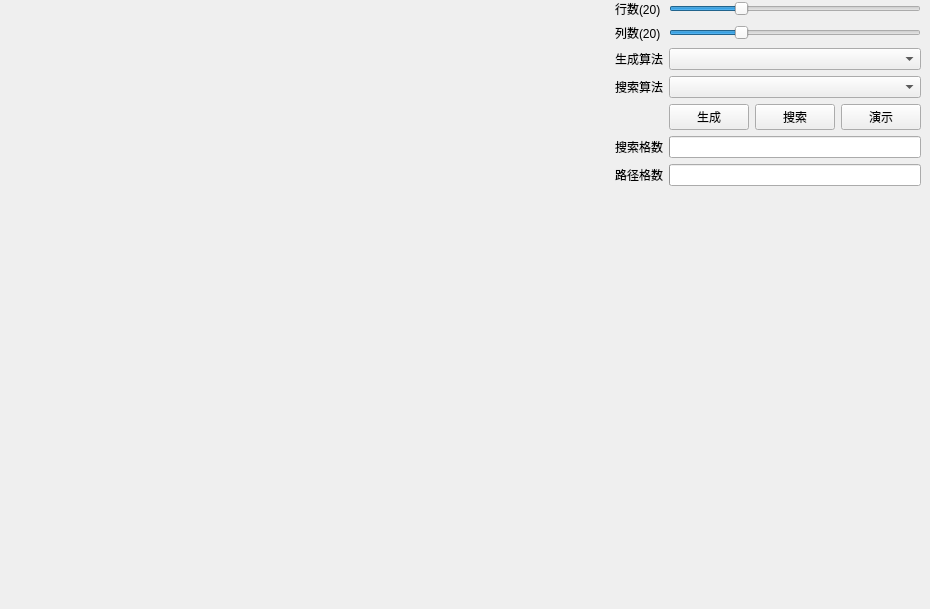
First picture: the form in src/maze_ui.ui, repository Neo-513/project-qt, before the edit.
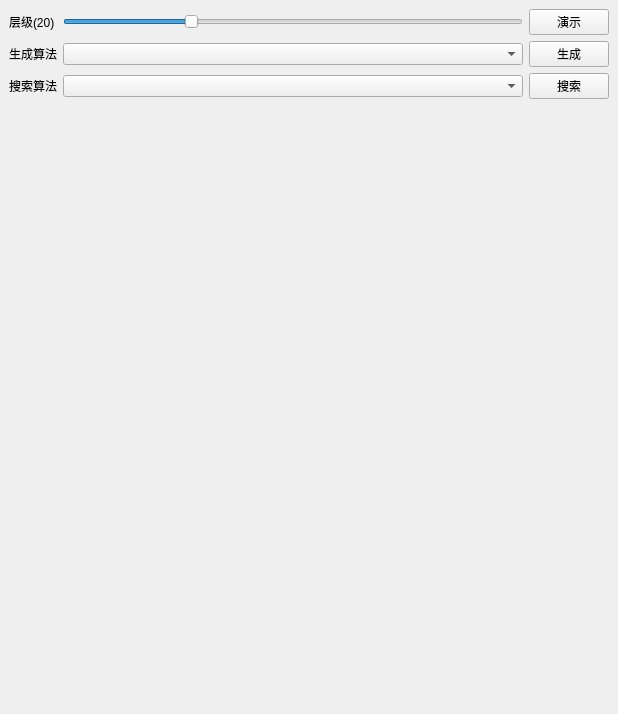
Second picture: the form after the edit.

Patch:
```diff
--- a/src/maze_ui.ui
+++ b/src/maze_ui.ui
@@ -6,102 +6,17 @@
    <rect>
     <x>0</x>
     <y>0</y>
-    <width>919</width>
-    <height>609</height>
+    <width>618</width>
+    <height>710</height>
    </rect>
   </property>
   <property name="windowTitle">
    <string>迷宫</string>
   </property>
   <widget class="QWidget" name="centralwidget">
-   <layout class="QHBoxLayout" name="verticalLayout">
-    <property name="topMargin">
-     <number>0</number>
-    </property>
-    <item>
-     <widget class="QFrame" name="frame">
-      <property name="minimumSize">
-       <size>
-        <width>600</width>
-        <height>600</height>
-       </size>
-      </property>
-      <layout class="QGridLayout" name="gridLayout_canvas">
-       <property name="leftMargin">
-        <number>0</number>
-       </property>
-       <property name="topMargin">
-        <number>0</number>
-       </property>
-       <property name="rightMargin">
-        <number>0</number>
-       </property>
-       <property name="bottomMargin">
-        <number>0</number>
-       </property>
-       <property name="spacing">
-        <number>0</number>
-       </property>
-       <item row="1" column="0">
-        <widget class="QLabel" name="label_canvas">
-         <property name="focusPolicy">
-          <enum>Qt::FocusPolicy::StrongFocus</enum>
-         </property>
-        </widget>
-       </item>
-      </layout>
-     </widget>
-    </item>
+   <layout class="QVBoxLayout" name="verticalLayout">
     <item>
      <layout class="QGridLayout" name="gridLayout">
-      <item row="9" column="0">
-       <spacer name="verticalSpacer">
-        <property name="orientation">
-         <enum>Qt::Orientation::Vertical</enum>
-        </property>
-        <property name="sizeHint" stdset="0">
-         <size>
-          <width>20</width>
-          <height>40</height>
-         </size>
-        </property>
-       </spacer>
-      </item>
-      <item row="0" column="0">
-       <widget class="QLabel" name="label_row">
-        <property name="text">
-         <string>行数(20)</string>
-        </property>
-       </widget>
-      </item>
-      <item row="7" column="0">
-       <widget class="QLabel" name="label_found">
-        <property name="text">
-         <string>路径格数</string>
-        </property>
-       </widget>
-      </item>
-      <item row="1" column="0">
-       <widget class="QLabel" name="label_col">
-        <property name="text">
-         <string>列数(20)</string>
-        </property>
-       </widget>
-      </item>
-      <item row="3" column="1">
-       <widget class="QComboBox" name="comboBox_search">
-        <property name="cursor">
-         <cursorShape>PointingHandCursor</cursorShape>
-        </property>
-       </widget>
-      </item>
-      <item row="7" column="1">
-       <widget class="QProgressBar" name="progressBar_found">
-        <property name="format">
-         <string>%v</string>
-        </property>
-       </widget>
-      </item>
       <item row="2" column="1">
        <widget class="QComboBox" name="comboBox_generate">
         <property name="cursor">
@@ -116,53 +31,24 @@
         </property>
        </widget>
       </item>
-      <item row="4" column="1">
-       <layout class="QHBoxLayout" name="horizontalLayout">
-        <item>
-         <widget class="QPushButton" name="pushButton_generate">
-          <property name="focusPolicy">
-           <enum>Qt::FocusPolicy::NoFocus</enum>
-          </property>
-          <property name="text">
-           <string>生成</string>
-          </property>
-         </widget>
-        </item>
-        <item>
-         <widget class="QPushButton" name="pushButton_search">
-          <property name="focusPolicy">
-           <enum>Qt::FocusPolicy::NoFocus</enum>
-          </property>
-          <property name="text">
-           <string>搜索</string>
-          </property>
-         </widget>
-        </item>
-        <item>
-         <widget class="QPushButton" name="pushButton_replay">
-          <property name="text">
-           <string>演示</string>
-          </property>
-         </widget>
-        </item>
-       </layout>
-      </item>
-      <item row="0" column="1">
-       <widget class="QSlider" name="horizontalSlider_row">
+      <item row="3" column="1">
+       <widget class="QComboBox" name="comboBox_search">
         <property name="cursor">
          <cursorShape>PointingHandCursor</cursorShape>
         </property>
-        <property name="minimum">
-         <number>5</number>
+       </widget>
+      </item>
+      <item row="2" column="2">
+       <widget class="QPushButton" name="pushButton_generate">
+        <property name="text">
+         <string>生成</string>
         </property>
-        <property name="maximum">
-         <number>60</number>
-        </property>
-        <property name="value">
-         <number>20</number>
-        </property>
-        <property name="orientation">
-         <enum>Qt::Orientation::Horizontal</enum>
+       </widget>
+      </item>
+      <item row="3" column="2">
+       <widget class="QPushButton" name="pushButton_search">
+        <property name="text">
+         <string>搜索</string>
         </property>
        </widget>
       </item>
@@ -173,6 +59,13 @@
         </property>
        </widget>
       </item>
+      <item row="1" column="0">
+       <widget class="QLabel" name="label_maze">
+        <property name="text">
+         <string>层级(20)</string>
+        </property>
+       </widget>
+      </item>
       <item row="1" column="1">
        <widget class="QSlider" name="horizontalSlider_col">
         <property name="cursor">
@@ -192,22 +85,25 @@
         </property>
        </widget>
       </item>
-      <item row="6" column="0">
-       <widget class="QLabel" name="label_reached">
+      <item row="1" column="2">
+       <widget class="QPushButton" name="pushButton_replay">
         <property name="text">
-         <string>搜索格数</string>
-        </property>
-       </widget>
-      </item>
-      <item row="6" column="1">
-       <widget class="QProgressBar" name="progressBar_reached">
-        <property name="format">
-         <string>%v</string>
+         <string>演示</string>
         </property>
        </widget>
       </item>
      </layout>
     </item>
+    <item>
+     <widget class="QLabel" name="label_canvas">
+      <property name="minimumSize">
+       <size>
+        <width>600</width>
+        <height>600</height>
+       </size>
+      </property>
+     </widget>
+    </item>
    </layout>
   </widget>
  </widget>
```
Left out of the diff: 2 changed lines with no effect on the pictures.
